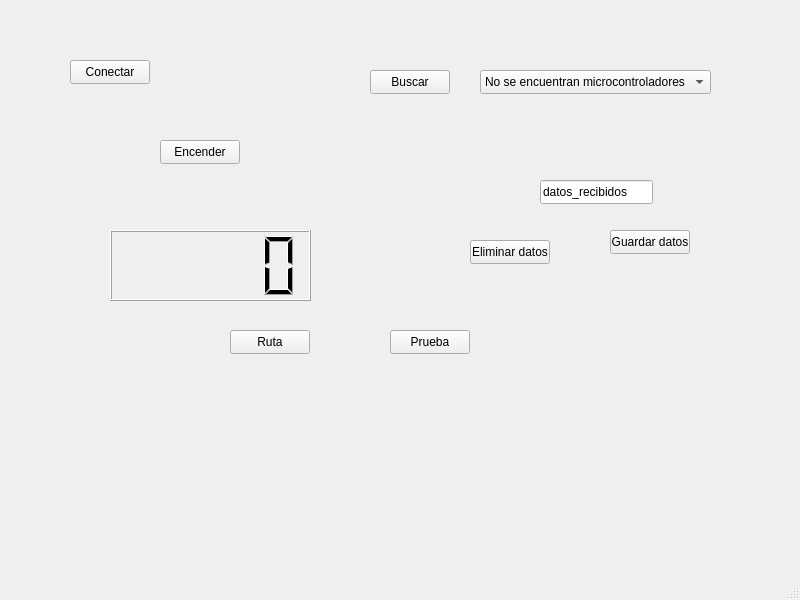
Old version of the form SerialExample/SerialExample/mainwindow.ui in the repository rodandres/ExamplesOfQt.
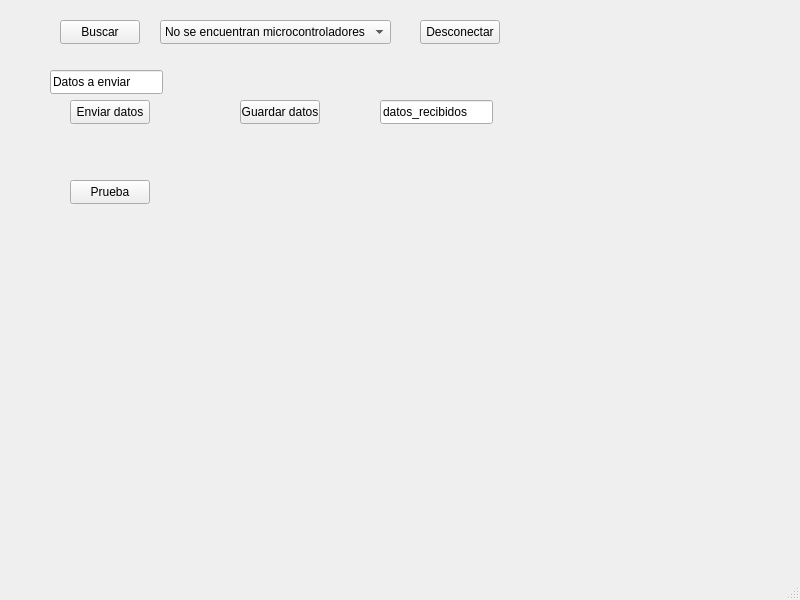
New version of the form.

```diff
--- a/SerialExample/SerialExample/mainwindow.ui
+++ b/SerialExample/SerialExample/mainwindow.ui
@@ -17,21 +17,21 @@
    <widget class="QPushButton" name="pushButton">
     <property name="geometry">
      <rect>
-      <x>160</x>
-      <y>140</y>
+      <x>70</x>
+      <y>100</y>
       <width>80</width>
       <height>24</height>
      </rect>
     </property>
     <property name="text">
-     <string>Encender</string>
+     <string>Enviar datos</string>
     </property>
    </widget>
    <widget class="QPushButton" name="pushButton_2">
     <property name="geometry">
      <rect>
-      <x>370</x>
-      <y>70</y>
+      <x>60</x>
+      <y>20</y>
       <width>80</width>
       <height>24</height>
      </rect>
@@ -40,34 +40,11 @@
      <string>Buscar</string>
     </property>
    </widget>
-   <widget class="QLCDNumber" name="lcdNumber">
-    <property name="geometry">
-     <rect>
-      <x>110</x>
-      <y>230</y>
-      <width>201</width>
-      <height>71</height>
-     </rect>
-    </property>
-   </widget>
-   <widget class="QPushButton" name="pushButton_3">
-    <property name="geometry">
-     <rect>
-      <x>70</x>
-      <y>60</y>
-      <width>80</width>
-      <height>24</height>
-     </rect>
-    </property>
-    <property name="text">
-     <string>Conectar</string>
-    </property>
-   </widget>
    <widget class="QComboBox" name="comboBox">
     <property name="geometry">
      <rect>
-      <x>480</x>
-      <y>70</y>
+      <x>160</x>
+      <y>20</y>
       <width>231</width>
       <height>24</height>
      </rect>
@@ -78,37 +55,11 @@
      </property>
     </item>
    </widget>
-   <widget class="QPushButton" name="pushButton_4">
-    <property name="geometry">
-     <rect>
-      <x>470</x>
-      <y>240</y>
-      <width>80</width>
-      <height>24</height>
-     </rect>
-    </property>
-    <property name="text">
-     <string>Eliminar datos</string>
-    </property>
-   </widget>
-   <widget class="QPushButton" name="btn_ruta">
-    <property name="geometry">
-     <rect>
-      <x>230</x>
-      <y>330</y>
-      <width>80</width>
-      <height>24</height>
-     </rect>
-    </property>
-    <property name="text">
-     <string>Ruta</string>
-    </property>
-   </widget>
    <widget class="QPushButton" name="btn_test">
     <property name="geometry">
      <rect>
-      <x>390</x>
-      <y>330</y>
+      <x>70</x>
+      <y>180</y>
       <width>80</width>
       <height>24</height>
      </rect>
@@ -120,8 +71,8 @@
    <widget class="QLineEdit" name="fileName">
     <property name="geometry">
      <rect>
-      <x>540</x>
-      <y>180</y>
+      <x>380</x>
+      <y>100</y>
       <width>113</width>
       <height>24</height>
      </rect>
@@ -133,8 +84,8 @@
    <widget class="QPushButton" name="btn_guardarDatos">
     <property name="geometry">
      <rect>
-      <x>610</x>
-      <y>230</y>
+      <x>240</x>
+      <y>100</y>
       <width>80</width>
       <height>24</height>
      </rect>
@@ -143,6 +94,35 @@
      <string>Guardar datos</string>
     </property>
    </widget>
+   <widget class="QLineEdit" name="edtDataToSend">
+    <property name="geometry">
+     <rect>
+      <x>50</x>
+      <y>70</y>
+      <width>113</width>
+      <height>24</height>
+     </rect>
+    </property>
+    <property name="text">
+     <string>Datos a enviar</string>
+    </property>
+   </widget>
+   <widget class="QPushButton" name="btnDisconnect">
+    <property name="enabled">
+     <bool>true</bool>
+    </property>
+    <property name="geometry">
+     <rect>
+      <x>420</x>
+      <y>20</y>
+      <width>80</width>
+      <height>24</height>
+     </rect>
+    </property>
+    <property name="text">
+     <string>Desconectar</string>
+    </property>
+   </widget>
   </widget>
   <widget class="QMenuBar" name="menubar">
    <property name="geometry">
```
Left out of the diff: 4 changed lines with no effect on the pictures.
